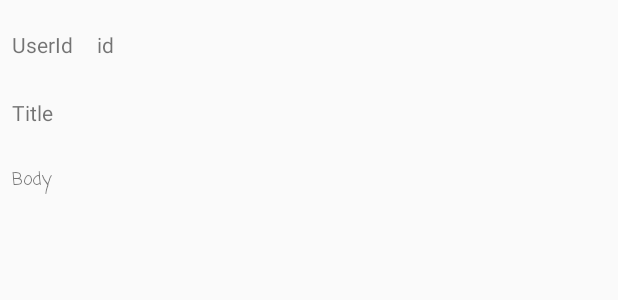
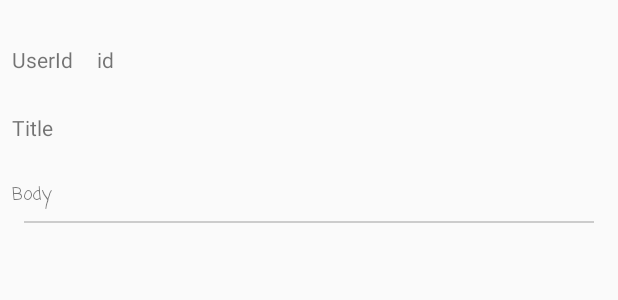
Before and after one commit to clovisHub/VolleyApp, an Android app: the layout post_item.xml on its own in the app's theme, with its tools: preview values and no code run, on a phone screen of 412 x 824 dp. Shown: the top 300 px of the screen. Run offline under Robolectric (Android 15) with nearby library versions, the phone set to English and light mode, and no system bars; network calls fail.

Commit message:
All working fine

```diff
--- a/app/src/main/java/com/clovis/volleyapp/network/MyListener.kt
+++ b/app/src/main/java/com/clovis/volleyapp/network/MyListener.kt
@@ -3,11 +3,12 @@ package com.clovis.volleyapp.network
 import android.util.Log
 import com.android.volley.Response
 import com.android.volley.VolleyError
-import com.clovis.volleyapp.models.Post
+import com.clovis.volleyapp.repository.RepositoryCall
 
 class MyListener <T> : Response.ErrorListener, Response.Listener<T>{
     override fun onResponse(response: T?) {
-        Log.d("postError", response.toString())
+        Log.d("post", response.toString())
+        RepositoryCall.setPosts(response)
     }
 
     override fun onErrorResponse(error: VolleyError?) {
--- a/app/src/main/java/com/clovis/volleyapp/views/MainActivity.kt
+++ b/app/src/main/java/com/clovis/volleyapp/views/MainActivity.kt
@@ -13,5 +13,9 @@ class MainActivity : AppCompatActivity() {
         setContentView(R.layout.activity_main)
         val viewModel = VolleyViewModel(application as VolleyApp)
         viewModel.fetchPosts()
+
+        supportFragmentManager.beginTransaction()
+            .add(R.id.containerId, PostsListFragment.newInstance())
+            .commit()
     }
 }
--- a/app/src/main/res/layout/post_item.xml
+++ b/app/src/main/res/layout/post_item.xml
@@ -7,11 +7,12 @@
     </data>
     <android.support.constraint.ConstraintLayout
             android:layout_width="match_parent"
-            android:layout_height="150dp">
+            android:layout_marginTop="10dp"
+            android:layout_height="wrap_content">
 
         <TextView
                 tools:text="UserId"
-                android:text="@{post.userId}"
+                android:text="@{post.userId.toString()}"
                 android:layout_width="wrap_content"
                 android:layout_height="wrap_content"
                 android:id="@+id/userId"
@@ -21,7 +22,7 @@
                 android:layout_marginTop="20dp"/>
         <TextView
                 tools:text="Body"
-                android:text="@{post.body}"
+                android:text="@{post.body.toString()}"
                 android:layout_width="0dp"
                 android:layout_height="wrap_content"
                 android:id="@+id/bodyId"
@@ -37,7 +38,7 @@
                 app:layout_constraintBottom_toBottomOf="parent" app:layout_constraintVertical_bias="0.0"/>
         <TextView
                 tools:text="id"
-                android:text="@{post.id}"
+                android:text="@{post.id.toString()}"
                 android:layout_width="0dp"
                 android:layout_height="0dp"
                 android:id="@+id/postId"
@@ -49,7 +50,7 @@
                 android:layout_marginEnd="8dp"/>
         <TextView
                 tools:text="Title"
-                android:text="@{post.title}"
+                android:text="@{post.title.toString()}"
                 android:layout_width="0dp"
                 android:layout_height="wrap_content"
                 android:id="@+id/titleId"
@@ -61,6 +62,19 @@
                 android:layout_marginStart="8dp"
                 app:layout_constraintTop_toBottomOf="@+id/userId"
                 android:layout_marginTop="26dp"/>
-
+        <View
+                android:background="#CCCCCC"
+                android:layout_width="0dp"
+                android:layout_height="1dp"
+                android:id="@+id/view"
+                app:layout_constraintStart_toStartOf="parent"
+                android:layout_marginStart="16dp"
+                app:layout_constraintEnd_toEndOf="parent"
+                android:layout_marginEnd="16dp"
+                app:layout_constraintHorizontal_bias="0.0"
+                android:layout_marginTop="8dp"
+                app:layout_constraintTop_toBottomOf="@+id/bodyId"
+                android:layout_marginBottom="8dp"
+                app:layout_constraintBottom_toBottomOf="parent"/>
     </android.support.constraint.ConstraintLayout>
 </layout>
--- a/build.gradle
+++ b/build.gradle
@@ -8,7 +8,7 @@ buildscript {
 
     }
     dependencies {
-        classpath 'com.android.tools.build:gradle:3.4.0'
+        classpath 'com.android.tools.build:gradle:3.4.2'
         classpath "org.jetbrains.kotlin:kotlin-gradle-plugin:$kotlin_version"
         // NOTE: Do not place your application dependencies here; they belong
         // in the individual module build.gradle files
```
Also changed, not shown: app/src/main/java/com/clovis/volleyapp/repository/RepositoryCall.kt (+34 -3 lines), app/src/main/java/com/clovis/volleyapp/viewmodel/VolleyViewModel.kt (+15 -2 lines), app/src/main/java/com/clovis/volleyapp/views/PostsAdapter.kt (+9 -4 lines), app/src/main/java/com/clovis/volleyapp/views/PostsListFragment.kt (+45 -0 lines), app/src/main/res/layout/activity_main.xml (+10 -9 lines).
